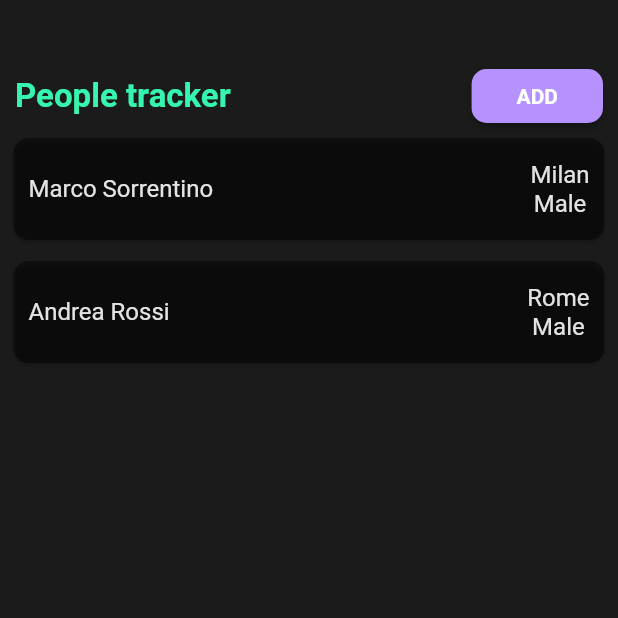
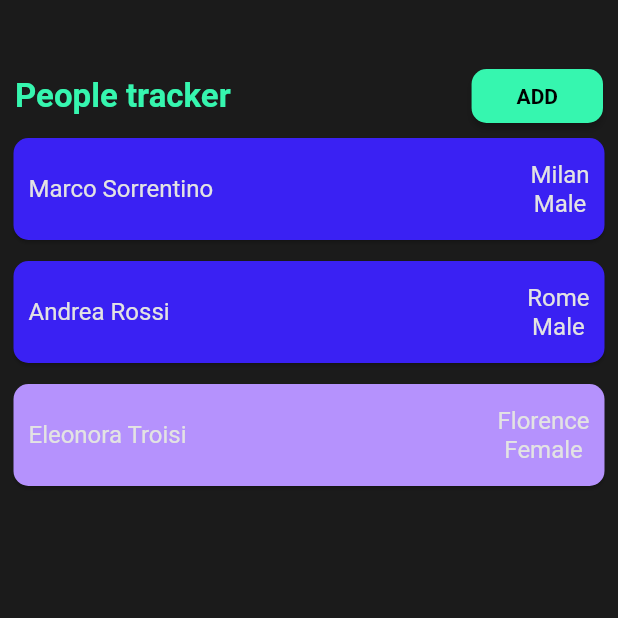
Before and after one commit to marco-sorrentino/input_controller_flutter_project, a Flutter app: the screen it shows after launch, on a phone screen of 412 x 824 dp, the top half of it. Run offline on Flutter 3.47's test engine with Material 2 defaults, Android fonts, the phone set to English and light mode, and no system bars.

Commit message:
Added function for colors

```diff
--- a/lib/people_tracker/people_layout.dart
+++ b/lib/people_tracker/people_layout.dart
@@ -26,6 +26,12 @@ class _PeopleLayoutState extends State<PeopleLayout> {
       gender: "Male",
       location: "Rome",
     ),
+    People(
+      name: "Eleonora",
+      surname: "Troisi",
+      gender: "Female",
+      location: "Florence",
+    )
   ];
 
   void addPeopleToList(People peopleParameter) {
--- a/lib/people_tracker/people_single.dart
+++ b/lib/people_tracker/people_single.dart
@@ -1,4 +1,5 @@
 import 'package:flutter/material.dart';
+import 'package:input_controller/model/people.dart';
 import 'package:input_controller/style/text_style.dart';
 
 class PeopleSingle extends StatelessWidget {
@@ -19,7 +20,9 @@ class PeopleSingle extends StatelessWidget {
   Widget build(context) {
     return Card(
       shape: RoundedRectangleBorder(borderRadius: BorderRadius.circular(10)),
-      color: const Color.fromARGB(109, 0, 0, 0),
+      color: gender.toLowerCase() == Gender.female.toString().split('.').last
+          ? (const Color.fromRGBO(181, 146, 253, 1))
+          : (const Color.fromARGB(255, 58, 33, 243)),
       child: Container(
         padding: const EdgeInsets.symmetric(vertical: 15, horizontal: 10),
         child: Row(
--- a/lib/style/button_style.dart
+++ b/lib/style/button_style.dart
@@ -6,8 +6,9 @@ ButtonStyle navElevatedButton = ElevatedButton.styleFrom(
       Radius.circular(10),
     ),
   ),
-  backgroundColor: const Color.fromRGBO(181, 146, 253, 1),
+  backgroundColor: const Color.fromRGBO(54, 246, 175, 1),
   padding: const EdgeInsets.symmetric(horizontal: 30, vertical: 10),
+  foregroundColor: Colors.black,
 );
 
 ButtonStyle closeElevatedButton = ElevatedButton.styleFrom(
```
